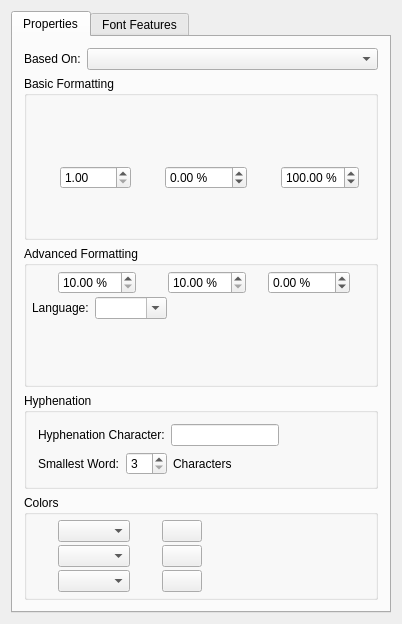
Old version of the form scribus/ui/smcstylewidget.ui in the repository scribusproject/scribus.
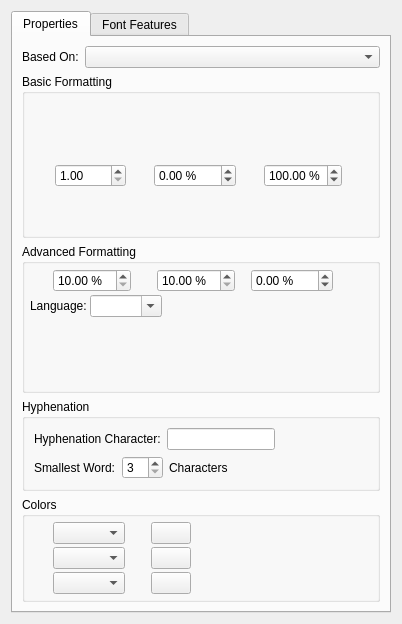
New version of the form. Custom widgets are drawn as their Qt base class.

Commit message: #16381: Update main layout's margins for Style Manager <bubu>

```diff
--- a/scribus/ui/smcstylewidget.ui
+++ b/scribus/ui/smcstylewidget.ui
@@ -132,10 +132,10 @@
                  <string>Font Size</string>
                 </property>
                 <property name="minimum">
-                 <number>1</number>
+                 <double>1.000000000000000</double>
                 </property>
                 <property name="maximum">
-                 <number>2048</number>
+                 <double>2048.000000000000000</double>
                 </property>
                </widget>
               </item>
@@ -164,10 +164,10 @@
                  <string> %</string>
                 </property>
                 <property name="minimum">
-                 <number>-300</number>
+                 <double>-300.000000000000000</double>
                 </property>
                 <property name="maximum">
-                 <number>300</number>
+                 <double>300.000000000000000</double>
                 </property>
                </widget>
               </item>
@@ -196,13 +196,13 @@
                  <string> %</string>
                 </property>
                 <property name="minimum">
-                 <number>1</number>
+                 <double>1.000000000000000</double>
                 </property>
                 <property name="maximum">
-                 <number>199</number>
+                 <double>199.000000000000000</double>
                 </property>
                 <property name="value">
-                 <number>100</number>
+                 <double>100.000000000000000</double>
                 </property>
                </widget>
               </item>
@@ -330,10 +330,10 @@
                  <string> %</string>
                 </property>
                 <property name="minimum">
-                 <number>10</number>
+                 <double>10.000000000000000</double>
                 </property>
                 <property name="maximum">
-                 <number>400</number>
+                 <double>400.000000000000000</double>
                 </property>
                </widget>
               </item>
@@ -368,10 +368,10 @@
                  <string> %</string>
                 </property>
                 <property name="minimum">
-                 <number>10</number>
+                 <double>10.000000000000000</double>
                 </property>
                 <property name="maximum">
-                 <number>400</number>
+                 <double>400.000000000000000</double>
                 </property>
                </widget>
               </item>
@@ -406,10 +406,10 @@
                  <string> %</string>
                 </property>
                 <property name="minimum">
-                 <number>-100</number>
+                 <double>-100.000000000000000</double>
                 </property>
                 <property name="maximum">
-                 <number>100</number>
+                 <double>100.000000000000000</double>
                 </property>
                </widget>
               </item>
@@ -851,7 +851,6 @@
    </item>
   </layout>
  </widget>
- <layoutdefault spacing="6" margin="11"/>
  <customwidgets>
   <customwidget>
    <class>SMScComboBox</class>
```
Left out of the diff: 25 changed lines with no effect on the pictures. The commit also changes 6 other files.
